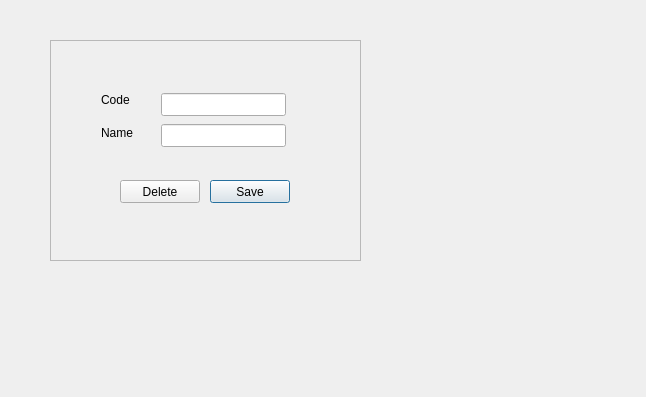
This is src/categoryform.ui in thamizha/angadi as Qt 5 draws it before an edit. The edited form follows.
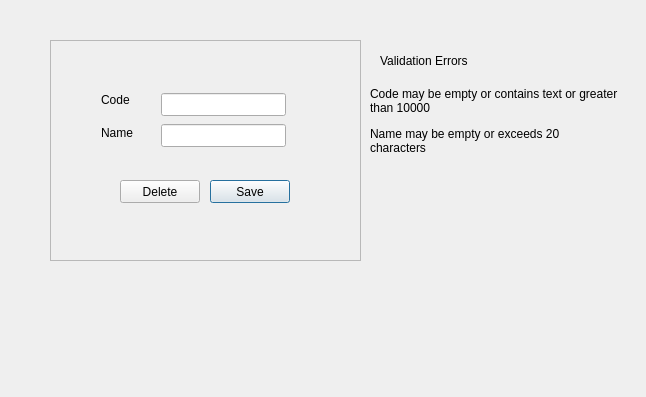
This is the edited form.

Commit message: Category form Validation update

The edit to the form file:
```diff
--- a/src/categoryform.ui
+++ b/src/categoryform.ui
@@ -104,6 +104,57 @@
     </property>
    </widget>
   </widget>
+  <widget class="QLabel" name="labelValidHead">
+   <property name="geometry">
+    <rect>
+     <x>380</x>
+     <y>50</y>
+     <width>171</width>
+     <height>21</height>
+    </rect>
+   </property>
+   <property name="text">
+    <string>Validation Errors</string>
+   </property>
+  </widget>
+  <widget class="QLabel" name="labelCodeError">
+   <property name="geometry">
+    <rect>
+     <x>370</x>
+     <y>85</y>
+     <width>251</width>
+     <height>31</height>
+    </rect>
+   </property>
+   <property name="text">
+    <string>Code may be empty or contains text or greater than 10000</string>
+   </property>
+   <property name="scaledContents">
+    <bool>true</bool>
+   </property>
+   <property name="wordWrap">
+    <bool>true</bool>
+   </property>
+  </widget>
+  <widget class="QLabel" name="labelNameError">
+   <property name="geometry">
+    <rect>
+     <x>370</x>
+     <y>125</y>
+     <width>231</width>
+     <height>31</height>
+    </rect>
+   </property>
+   <property name="text">
+    <string>Name may be empty or exceeds 20 characters</string>
+   </property>
+   <property name="scaledContents">
+    <bool>true</bool>
+   </property>
+   <property name="wordWrap">
+    <bool>true</bool>
+   </property>
+  </widget>
  </widget>
  <tabstops>
   <tabstop>lineEditCode</tabstop>
```
The commit also changes 2 other files.
